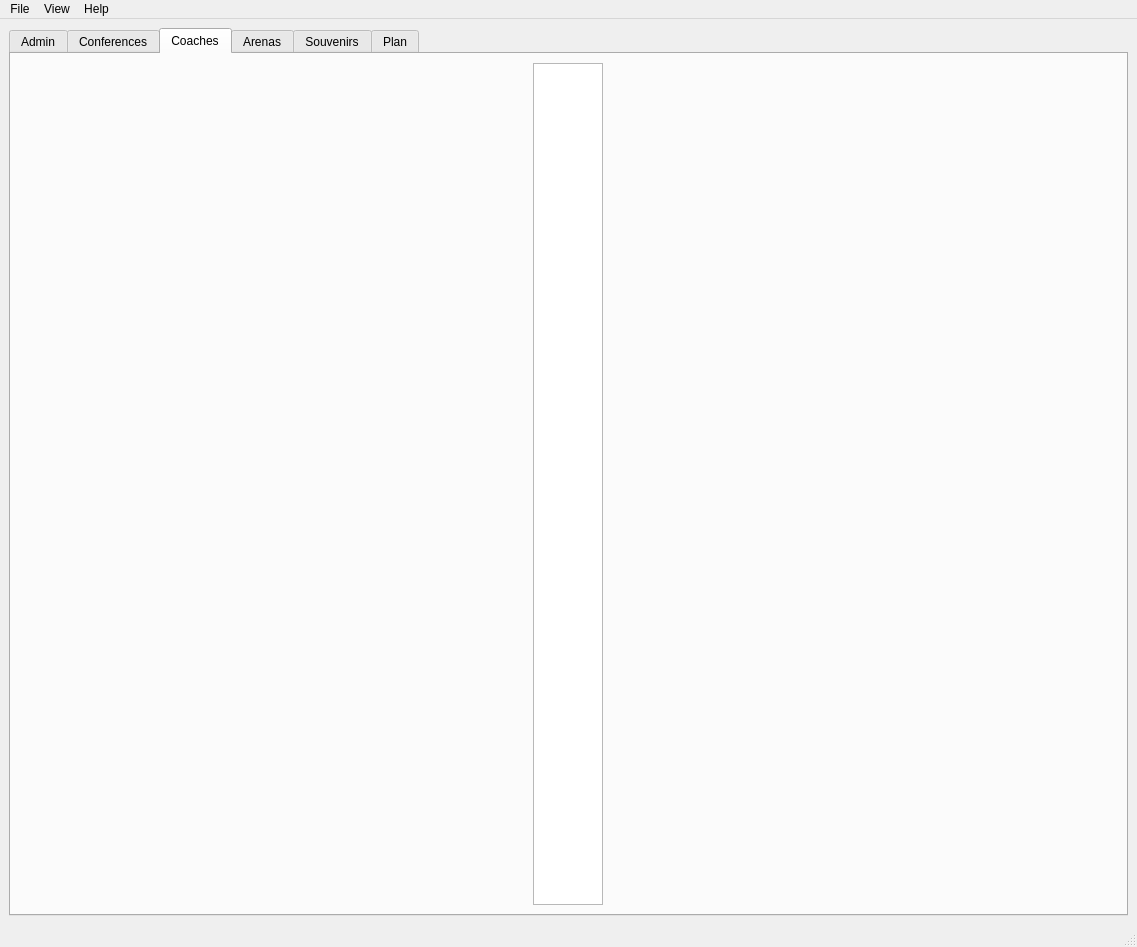
The window that mainwindow.ui (lsevcik/NBABasketball) describes before a commit, drawn with Qt 5.
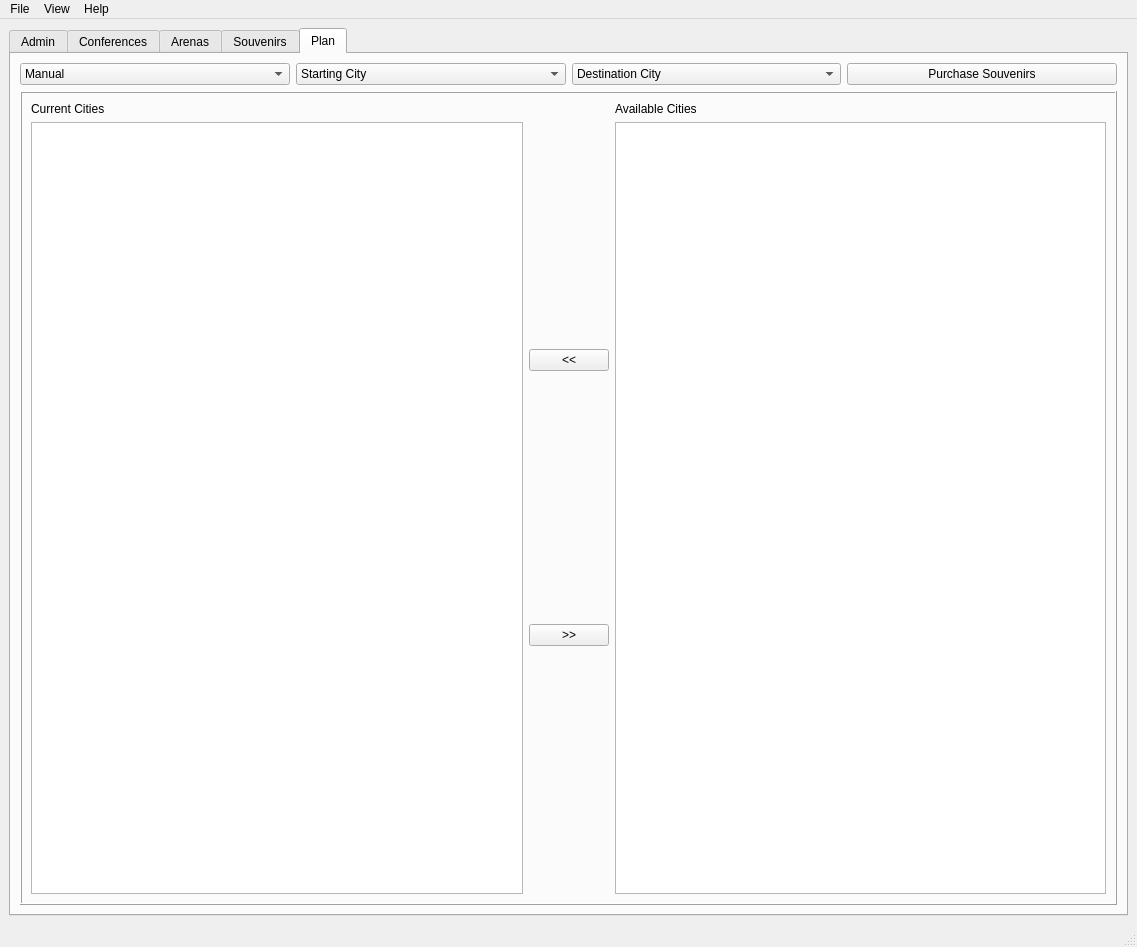
The same window after the commit. The open tabs and pages were chosen to show the change. Icons and pictures are not drawn.

```diff
--- a/mainwindow.ui
+++ b/mainwindow.ui
@@ -510,55 +510,6 @@
         </item>
        </layout>
       </widget>
-      <widget class="QWidget" name="coachesTab">
-       <attribute name="title">
-        <string>Coaches</string>
-       </attribute>
-       <layout class="QHBoxLayout" name="horizontalLayout_7">
-        <item>
-         <spacer name="horizontalSpacer_9">
-          <property name="orientation">
-           <enum>Qt::Horizontal</enum>
-          </property>
-          <property name="sizeHint" stdset="0">
-           <size>
-            <width>569</width>
-            <height>20</height>
-           </size>
-          </property>
-         </spacer>
-        </item>
-        <item>
-         <widget class="QTableView" name="coaches_tableView">
-          <property name="sizePolicy">
-           <sizepolicy hsizetype="Minimum" vsizetype="Expanding">
-            <horstretch>0</horstretch>
-            <verstretch>0</verstretch>
-           </sizepolicy>
-          </property>
-          <property name="sizeAdjustPolicy">
-           <enum>QAbstractScrollArea::AdjustToContents</enum>
-          </property>
-          <attribute name="verticalHeaderVisible">
-           <bool>false</bool>
-          </attribute>
-         </widget>
-        </item>
-        <item>
-         <spacer name="horizontalSpacer_10">
-          <property name="orientation">
-           <enum>Qt::Horizontal</enum>
-          </property>
-          <property name="sizeHint" stdset="0">
-           <size>
-            <width>569</width>
-            <height>20</height>
-           </size>
-          </property>
-         </spacer>
-        </item>
-       </layout>
-      </widget>
       <widget class="QWidget" name="arenasTab">
        <attribute name="title">
         <string>Arenas</string>
@@ -770,7 +721,7 @@
         <item>
          <widget class="QFrame" name="frame_4">
           <property name="frameShape">
-           <enum>QFrame::StyledPanel</enum>
+           <enum>QFrame::Box</enum>
           </property>
           <property name="frameShadow">
            <enum>QFrame::Raised</enum>
```
Left out of the diff: 36 changed lines with no effect on the pictures.
